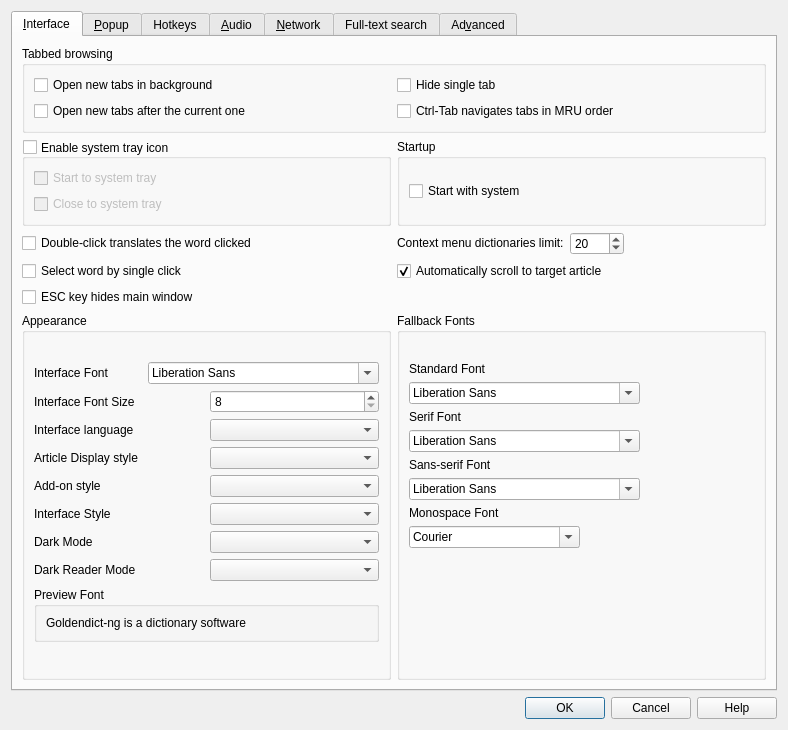
The window that src/ui/preferences.ui (xiaoyifang/goldendict-ng) describes before a commit, drawn with Qt 5.
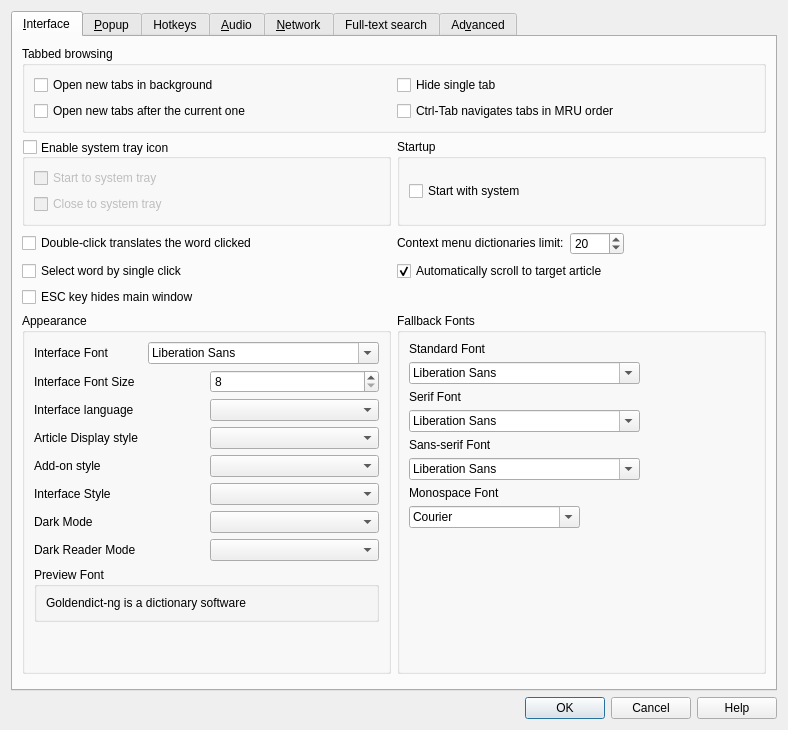
The same window after the commit. Icons and pictures are not drawn. Custom widgets are drawn as their Qt base class.

Commit message: opt:set column stretch to the grid layout

```diff
--- a/src/ui/preferences.ui
+++ b/src/ui/preferences.ui
@@ -49,7 +49,7 @@
       <attribute name="title">
        <string>&amp;Interface</string>
       </attribute>
-      <layout class="QGridLayout" name="gridLayout_2">
+      <layout class="QGridLayout" name="gridLayout_2" columnstretch="1,1">
        <property name="topMargin">
         <number>9</number>
        </property>
@@ -284,19 +284,6 @@
           <string>Appearance</string>
          </property>
          <layout class="QVBoxLayout" name="verticalLayout_16">
-          <item>
-           <spacer name="horizontalSpacer_3">
-            <property name="orientation">
-             <enum>Qt::Horizontal</enum>
-            </property>
-            <property name="sizeHint" stdset="0">
-             <size>
-              <width>40</width>
-              <height>20</height>
-             </size>
-            </property>
-           </spacer>
-          </item>
           <item>
            <layout class="QHBoxLayout" name="horizontalLayout_17">
             <item>
@@ -520,19 +507,6 @@
           <string>Fallback Fonts</string>
          </property>
          <layout class="QVBoxLayout" name="verticalLayout_17">
-          <item>
-           <spacer name="horizontalSpacer_5">
-            <property name="orientation">
-             <enum>Qt::Horizontal</enum>
-            </property>
-            <property name="sizeHint" stdset="0">
-             <size>
-              <width>40</width>
-              <height>20</height>
-             </size>
-            </property>
-           </spacer>
-          </item>
           <item>
            <widget class="QLabel" name="label_16">
             <property name="text">
```
